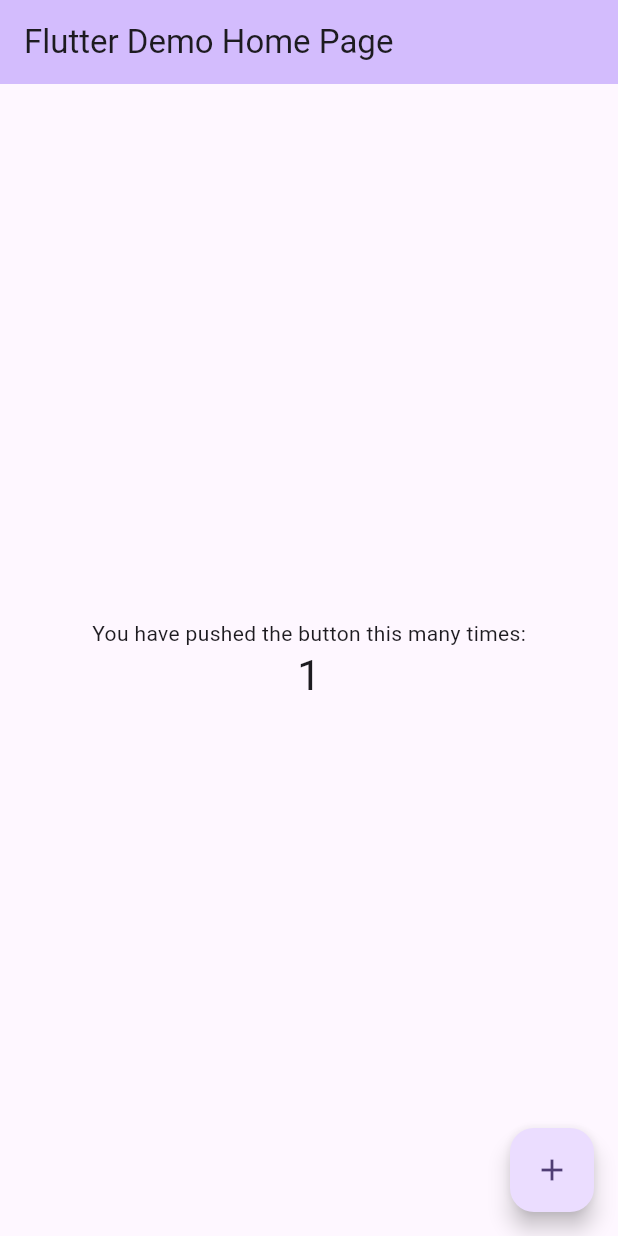
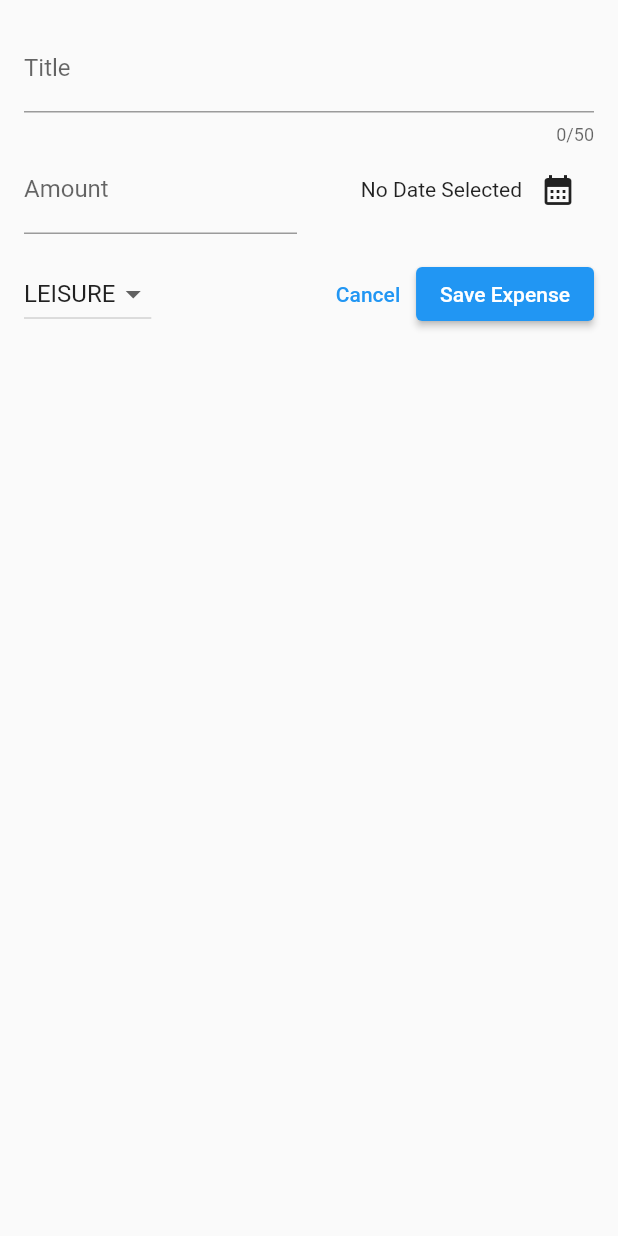
Before and after one commit to Imesh-Isuranga/Flutter---Expense-Tracker, a Flutter app: the screen it shows after launch, after a tap on the "add" icon, on a phone screen of 412 x 824 dp. Run offline on Flutter 3.47's test engine with Material 2 defaults, Android fonts, the phone set to English and light mode, and no system bars.

Commit message:
Done All

```diff
--- a/lib/main.dart
+++ b/lib/main.dart
@@ -1,125 +1,10 @@
+import 'package:expense_tracker/widgets/expenses.dart';
 import 'package:flutter/material.dart';
 
 void main() {
-  runApp(const MyApp());
+  runApp(
+    const MaterialApp(
+      home: Expenses(),
+    ),
+  );
 }
-
-class MyApp extends StatelessWidget {
-  const MyApp({super.key});
-
-  // This widget is the root of your application.
-  @override
-  Widget build(BuildContext context) {
-    return MaterialApp(
-      title: 'Flutter Demo',
-      theme: ThemeData(
-        // This is the theme of your application.
-        //
-        // TRY THIS: Try running your application with "flutter run". You'll see
-        // the application has a blue toolbar. Then, without quitting the app,
-        // try changing the seedColor in the colorScheme below to Colors.green
-        // and then invoke "hot reload" (save your changes or press the "hot
-        // reload" button in a Flutter-supported IDE, or press "r" if you used
-        // the command line to start the app).
-        //
-        // Notice that the counter didn't reset back to zero; the application
-        // state is not lost during the reload. To reset the state, use hot
-        // restart instead.
-        //
-        // This works for code too, not just values: Most code changes can be
-        // tested with just a hot reload.
-        colorScheme: ColorScheme.fromSeed(seedColor: Colors.deepPurple),
-        useMaterial3: true,
-      ),
-      home: const MyHomePage(title: 'Flutter Demo Home Page'),
-    );
-  }
-}
-
-class MyHomePage extends StatefulWidget {
-  const MyHomePage({super.key, required this.title});
-
-  // This widget is the home page of your application. It is stateful, meaning
-  // that it has a State object (defined below) that contains fields that affect
-  // how it looks.
-
-  // This class is the configuration for the state. It holds the values (in this
-  // case the title) provided by the parent (in this case the App widget) and
-  // used by the build method of the State. Fields in a Widget subclass are
-  // always marked "final".
-
-  final String title;
-
-  @override
-  State<MyHomePage> createState() => _MyHomePageState();
-}
-
-class _MyHomePageState extends State<MyHomePage> {
-  int _counter = 0;
-
-  void _incrementCounter() {
-    setState(() {
-      // This call to setState tells the Flutter framework that something has
-      // changed in this State, which causes it to rerun the build method below
-      // so that the display can reflect the updated values. If we changed
-      // _counter without calling setState(), then the build method would not be
-      // called again, and so nothing would appear to happen.
-      _counter++;
-    });
-  }
-
-  @override
-  Widget build(BuildContext context) {
-    // This method is rerun every time setState is called, for instance as done
-    // by the _incrementCounter method above.
-    //
-    // The Flutter framework has been optimized to make rerunning build methods
-    // fast, so that you can just rebuild anything that needs updating rather
-    // than having to individually change instances of widgets.
-    return Scaffold(
-      appBar: AppBar(
-        // TRY THIS: Try changing the color here to a specific color (to
-        // Colors.amber, perhaps?) and trigger a hot reload to see the AppBar
-        // change color while the other colors stay the same.
-        backgroundColor: Theme.of(context).colorScheme.inversePrimary,
-        // Here we take the value from the MyHomePage object that was created by
-        // the App.build method, and use it to set our appbar title.
-        title: Text(widget.title),
-      ),
-      body: Center(
-        // Center is a layout widget. It takes a single child and positions it
-        // in the middle of the parent.
-        child: Column(
-          // Column is also a layout widget. It takes a list of children and
-          // arranges them vertically. By default, it sizes itself to fit its
-          // children horizontally, and tries to be as tall as its parent.
-          //
-          // Column has various properties to control how it sizes itself and
-          // how it positions its children. Here we use mainAxisAlignment to
-          // center the children vertically; the main axis here is the vertical
-          // axis because Columns are vertical (the cross axis would be
-          // horizontal).
-          //
-          // TRY THIS: Invoke "debug painting" (choose the "Toggle Debug Paint"
-          // action in the IDE, or press "p" in the console), to see the
-          // wireframe for each widget.
-          mainAxisAlignment: MainAxisAlignment.center,
-          children: <Widget>[
-            const Text(
-              'You have pushed the button this many times:',
-            ),
-            Text(
-              '$_counter',
-              style: Theme.of(context).textTheme.headlineMedium,
-            ),
-          ],
-        ),
-      ),
-      floatingActionButton: FloatingActionButton(
-        onPressed: _incrementCounter,
-        tooltip: 'Increment',
-        child: const Icon(Icons.add),
-      ), // This trailing comma makes auto-formatting nicer for build methods.
-    );
-  }
-}
--- /dev/null
+++ b/lib/models/expense.dart
@@ -0,0 +1,33 @@
+import 'package:flutter/material.dart';
+import 'package:intl/intl.dart';
+import 'package:uuid/uuid.dart';
+
+
+final formatter = DateFormat.yMd();
+
+const uuid = Uuid();
+
+enum Category { food, travel, leisure, work }
+
+const categoryIcons={
+  Category.food : Icons.lunch_dining,
+  Category.travel:Icons.flight_takeoff,
+  Category.leisure:Icons.movie,
+  Category.work:Icons.work,
+};
+
+class Expense {
+  Expense({required this.title, required this.amount, required this.date,required this.category})
+      : id = uuid.v4();
+
+  final String id;
+  final String title;
+  final double amount;
+  final DateTime date;
+  final Category category;
+
+
+  String get formateDate{
+    return formatter.format(date);
+  }
+}
--- /dev/null
+++ b/lib/widgets/expenses.dart
@@ -0,0 +1,69 @@
+import 'package:expense_tracker/widgets/expenses_list/expenses_list.dart';
+import 'package:expense_tracker/models/expense.dart';
+import 'package:expense_tracker/widgets/new_Expense.dart';
+import 'package:flutter/material.dart';
+
+class Expenses extends StatefulWidget {
+  const Expenses({super.key});
+
+  @override
+  State<StatefulWidget> createState() {
+    return _ExpensesState();
+  }
+}
+
+class _ExpensesState extends State<Expenses> {
+  final List<Expense> registeredExpenses = [
+    Expense(
+        title: "Flutter Sample",
+        amount: 12.23,
+        date: DateTime.now(),
+        category: Category.work),
+    Expense(
+        title: "Cinema",
+        amount: 15.55,
+        date: DateTime.now(),
+        category: Category.leisure),
+  ];
+
+  void modelBottomPanel() {
+    showModalBottomSheet(
+      isScrollControlled: true,
+      context: context,
+      builder: ((context) =>NewExpense(onAddExpense:_addExpensive)),
+    );
+  }
+
+  void _addExpensive(Expense expense){
+    setState(() {
+      registeredExpenses.add(expense);
+    });
+  }
+
+
+  void _removeExpense(Expense expense){
+    setState(() {
+      registeredExpenses.remove(expense);
+    });
+  }
+
+  @override
+  Widget build(BuildContext context) {
+    return Scaffold(
+      appBar: AppBar(title: const Text("Expense Tracker"), actions: [
+        IconButton(
+          onPressed: modelBottomPanel,
+          icon: const Icon(Icons.add),
+        )
+      ]),
+      body: Column(
+        children: [
+          const Text("The Chart"),
+          Expanded(
+            child: ExpensesList(expenses: registeredExpenses,onRemovedExpense: _removeExpense,),
+          ),
+        ],
+      ),
+    );
+  }
+}
--- /dev/null
+++ b/lib/widgets/expenses_list/Expenses_item.dart
@@ -0,0 +1,28 @@
+import 'package:expense_tracker/models/expense.dart';
+import 'package:flutter/material.dart';
+
+class ExpensesItem extends StatelessWidget{
+  const ExpensesItem(this.expenses,{super.key});
+
+  final Expense expenses;
+
+  @override
+  Widget build(BuildContext context) {
+    return Card(child: Padding(
+      padding: const EdgeInsets.symmetric(horizontal: 20,vertical: 16),
+      child: Column(children: [
+        Text(expenses.title),
+        const SizedBox(height: 4,),
+        Row(children: [
+          Text('\$${expenses.amount.toStringAsFixed(2)}'),
+          const Spacer(),
+          Row(children: [
+            Icon(categoryIcons[expenses.category]),
+            const SizedBox(width: 8,),
+            Text(expenses.formateDate)
+          ],)
+        ],)
+      ]),
+    ),);
+  }
+}
--- /dev/null
+++ b/lib/widgets/expenses_list/expenses_list.dart
@@ -0,0 +1,23 @@
+import 'package:expense_tracker/models/expense.dart';
+import 'package:expense_tracker/widgets/expenses_list/Expenses_item.dart';
+import 'package:flutter/material.dart';
+
+class ExpensesList extends StatelessWidget {
+  const ExpensesList({super.key, required this.expenses,required this.onRemovedExpense});
+
+  final List<Expense> expenses;
+  final void Function(Expense expense) onRemovedExpense;
+
+  @override
+  Widget build(BuildContext context) {
+    return ListView.builder(
+      itemCount: expenses.length,
+      itemBuilder: (ctx, index) => Dismissible(
+          key: ValueKey(expenses[index]),
+          onDismissed: (direction){
+            onRemovedExpense(expenses[index]);
+          },
+          child: ExpensesItem(expenses[index])),
+    );
+  }
+}
--- /dev/null
+++ b/lib/widgets/new_Expense.dart
@@ -0,0 +1,160 @@
+import 'package:expense_tracker/models/expense.dart';
+import 'package:flutter/material.dart';
+
+class NewExpense extends StatefulWidget {
+  const NewExpense({super.key, required this.onAddExpense});
+
+  final void Function(Expense expence) onAddExpense;
+
+  @override
+  State<StatefulWidget> createState() {
+    return _NewExpenseState();
+  }
+}
+
+class _NewExpenseState extends State<NewExpense> {
+  final _titleController = TextEditingController();
+  final _amountController = TextEditingController();
+  DateTime? _selectedDate;
+  Category _selectCategory = Category.leisure;
+
+  void _presentDatePicker() async {
+    final now = DateTime.now();
+    final firstDate = DateTime(now.year - 1, now.month, now.day);
+    final pickDate = await showDatePicker(
+        context: context,
+        initialDate: now,
+        firstDate: firstDate,
+        lastDate: now);
+    setState(() {
+      _selectedDate = pickDate;
+    });
+  }
+
+  @override
+  void dispose() {
+    _titleController.dispose();
+    _amountController.dispose();
+    super.dispose();
+  }
+
+  void _submitExpenseData() {
+    var amountEntered = double.tryParse(_amountController.text);
+    var isInvalid = amountEntered == null || amountEntered <= 0;
+
+    if (_titleController.text.trim().isEmpty ||
+        isInvalid ||
+        _selectedDate == null) {
+      showDialog(
+          context: context,
+          builder: (ctx) => AlertDialog(
+                title: const Text("Invalid Input"),
+                content: const Text(
+                    "Please make sure a valid title,amount,date and category was entered."),
+                actions: [
+                  TextButton(
+                    onPressed: () {
+                      Navigator.pop(ctx);
+                    },
+                    child: const Text("Okay"),
+                  ),
+                ],
+              ));
+      return;
+    }
+    widget.onAddExpense(Expense(
+        title: _titleController.text,
+        amount: amountEntered,
+        date: _selectedDate!,
+        category: _selectCategory));
+        Navigator.pop(context);
+  }
+
+  @override
+  Widget build(BuildContext context) {
+    return Padding(
+        padding: const EdgeInsets.all(16),
+        child: Column(
+          children: [
+            TextField(
+              controller: _titleController,
+              maxLength: 50,
+              decoration: const InputDecoration(
+                label: Text("Title"),
+              ),
+            ),
+            Row(
+              children: [
+                Expanded(
+                  child: TextField(
+                    controller: _amountController,
+                    keyboardType: TextInputType.number,
+                    decoration: const InputDecoration(
+                      prefixText: '\$',
+                      label: Text("Amount"),
+                    ),
+                  ),
+                ),
+                const SizedBox(
+                  width: 16,
+                ),
+                Expanded(
+                  child: Row(
+                    mainAxisAlignment: MainAxisAlignment.end,
+                    crossAxisAlignment: CrossAxisAlignment.center,
+                    children: [
+                      Text(_selectedDate == null
+                          ? "No Date Selected"
+                          : formatter.format(_selectedDate!)),
+                      IconButton(
+                        onPressed: _presentDatePicker,
+                        icon: const Icon(Icons.calendar_month),
+                      )
+                    ],
+                  ),
+                )
+              ],
+            ),
+            const SizedBox(
+              height: 16,
+            ),
+            Row(
+              children: [
+                DropdownButton(
+                  value: _selectCategory,
+                  items: Category.values
+                      .map(
+                        (category) => DropdownMenuItem(
+                          value: category,
+                          child: Text(
+                            category.name.toUpperCase(),
+                          ),
+                        ),
+                      )
+                      .toList(),
+                  onChanged: (value) {
+                    if (value == null) {
+                      return;
+                    }
+                    setState(() {
+                      _selectCategory = value;
+                    });
+                  },
+                ),
+                const Spacer(),
+                TextButton(
+                  onPressed: () {
+                    Navigator.pop(context);
+                  },
+                  child: const Text("Cancel"),
+                ),
+                ElevatedButton(
+                  onPressed: _submitExpenseData,
+                  child: const Text("Save Expense"),
+                ),
+              ],
+            )
+          ],
+        ));
+  }
+}
--- a/pubspec.yaml
+++ b/pubspec.yaml
@@ -35,6 +35,8 @@ dependencies:
   # The following adds the Cupertino Icons font to your application.
   # Use with the CupertinoIcons class for iOS style icons.
   cupertino_icons: ^1.0.2
+  uuid: ^3.0.7
+  intl: ^0.18.1
 
 dev_dependencies:
   flutter_test:
```
Also changed, not shown: pubspec.lock.
